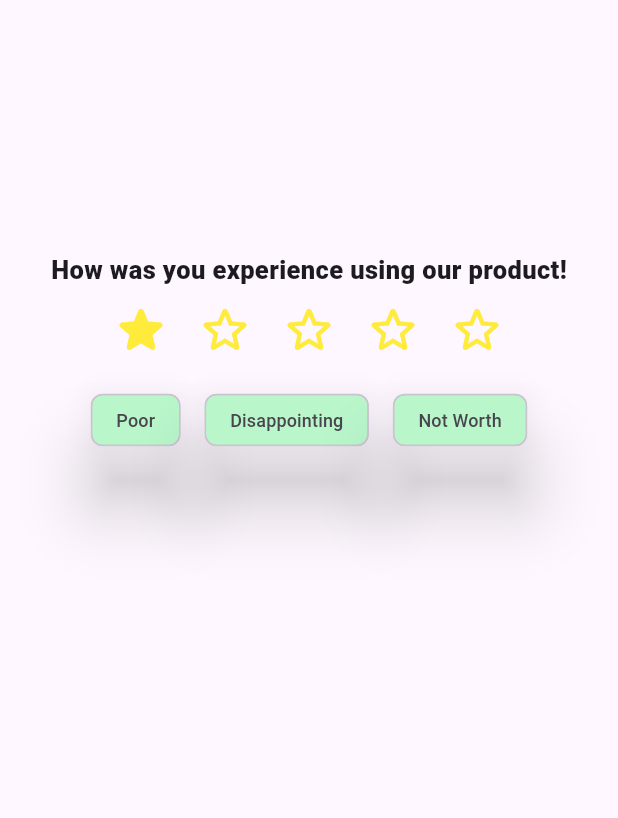
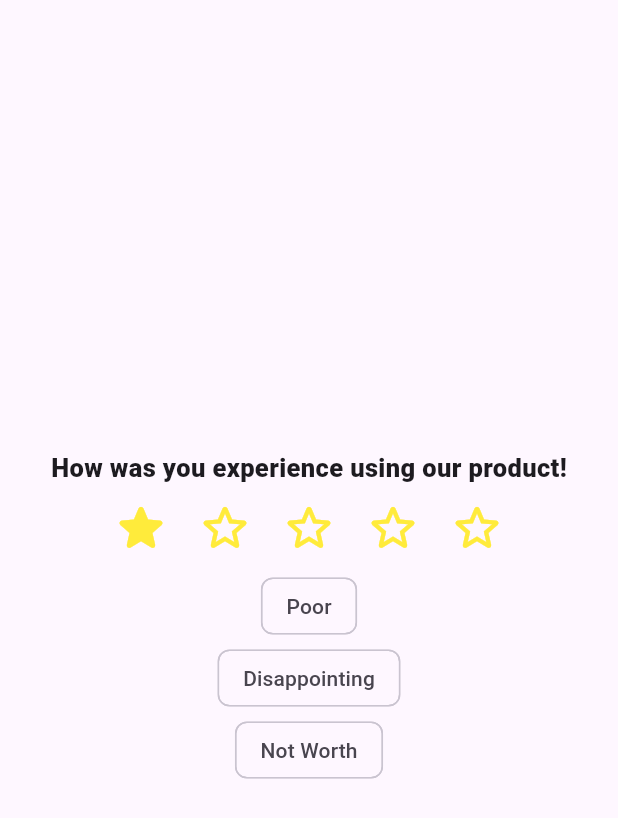
Before and after one commit to Chandan-6/RatingVault, a Flutter app: the RatingBottomSheet widget shown alone on an empty page, opened directly, after a tap on the "star outline" icon, on a phone screen of 412 x 824 dp. Shown: the top 818 px of the screen. Run offline on Flutter 3.47's test engine with Material 3 defaults, Android fonts, the phone set to English and light mode, and no system bars.

Commit message:
replace elevatedButtons with filledButton + list with map

```diff
--- a/lib/main.dart
+++ b/lib/main.dart
@@ -1,4 +1,12 @@
 import 'package:flutter/material.dart';
+
+var suggestedCommentes = [
+  ['Poor', 'Disappointing', 'Not Worth'],
+  ['Fair', 'Mediocre', 'Adequate'],
+  ['Average', 'Satisfactory', 'Decent'],
+  ['Good', 'Impressive', 'Great'],
+  ['Excellent', 'Awesome', 'Exceptional'],
+];
 
 void main() {
   runApp(const MyApp());
@@ -25,7 +33,7 @@ class MyHomePage extends StatelessWidget {
         child: Column(
           mainAxisAlignment: MainAxisAlignment.center,
           children: [
-            ElevatedButton(
+            FilledButton(
               onPressed: () {
                 showModalBottomSheet<void>(
                   context: context,
@@ -53,6 +61,8 @@ class RatingBottomSheet extends StatefulWidget {
 
 class _RatingBottomSheetState extends State<RatingBottomSheet> {
   int currentRating = 0;
+  Set<String> selectedComments = {};
+
 
   void updateRating(int n) {
     setState(() {
@@ -60,18 +70,9 @@ class _RatingBottomSheetState extends State<RatingBottomSheet> {
     });
   }
 
-  var SuggestedCommentes = [
-    ['Poor', 'Disappointing', 'Not Worth'],
-    ['Fair', 'Mediocre', 'Adequate'],
-    ['Average', 'Satisfactory', 'Decent'],
-    ['Good', 'Impressive', 'Great'],
-    ['Excellent', 'Awesome', 'Exceptional'],
-  ];
-
   @override
   Widget build(BuildContext context) {
     return SizedBox(
-      height: 500,
       child: Center(
         child: Column(
           mainAxisAlignment: MainAxisAlignment.center,
@@ -97,24 +98,20 @@ class _RatingBottomSheetState extends State<RatingBottomSheet> {
             ),
             currentRating > 0
                 ? Column(
-                    children: [
-                      Row(
-                        mainAxisAlignment: MainAxisAlignment.center,
-                        children: List.generate(3, (index) {
-                          return Padding(
-                            padding: EdgeInsets.all(8),
-                            child: Chip(
-                                label: Text( SuggestedCommentes[currentRating - 1][index], style: TextStyle(fontSize: 12)),
-                                elevation: 20,
-                                padding: EdgeInsets.all(8),
-                                backgroundColor: Colors.greenAccent[100],
-                                shadowColor: Colors.black,
-                                ),
-                          );
-                        }),
-                      ),
-                      SizedBox(height: 20),
-                    ],
+                    mainAxisAlignment: MainAxisAlignment.center,
+                    children: suggestedCommentes[currentRating - 1].map((comment) => FilterChip(
+                          label: Text(comment),
+                          selected: selectedComments.contains(comment),
+                          onSelected: (isSelected) {
+                            setState(() {
+                              if (isSelected) {
+                                selectedComments.add(comment);
+                              } else {
+                                selectedComments.remove(comment);
+                              }
+                            });
+                          },
+                        )).toList(),
                   )
                 : SizedBox(),
           ],
```
